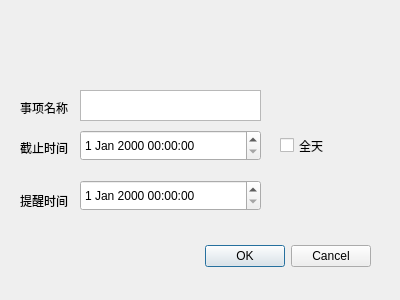
Qt form dialog.ui (lcclcc233/Qtodo) before a commit.
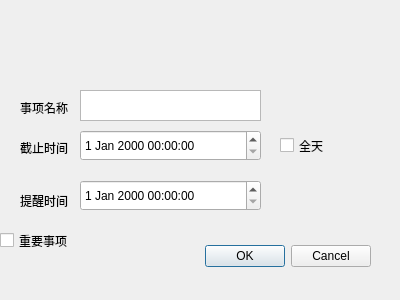
The same form after that commit.

Commit message:
Add is_vital items
Also, set some operations of sub-task disabled.

```diff
--- a/dialog.ui
+++ b/dialog.ui
@@ -111,6 +111,19 @@
     <string>提醒时间</string>
    </property>
   </widget>
+  <widget class="QCheckBox" name="vital_checkBox">
+   <property name="geometry">
+    <rect>
+     <x>0</x>
+     <y>230</y>
+     <width>81</width>
+     <height>21</height>
+    </rect>
+   </property>
+   <property name="text">
+    <string>重要事项</string>
+   </property>
+  </widget>
  </widget>
  <resources/>
  <connections>
```
The commit also changes 10 other files.
